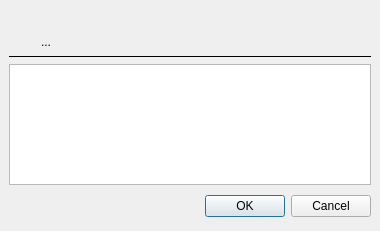
First picture: the form in libs/seiscomp/gui/datamodel/originlocatorview_comment.ui, repository SeisComP/common, before the edit.
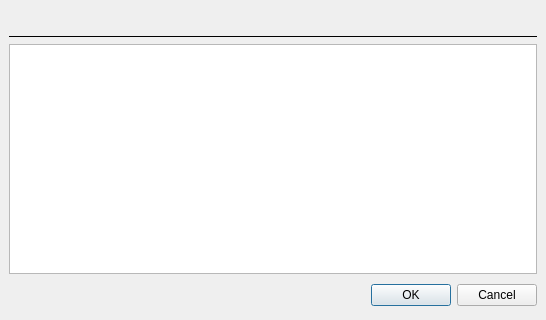
Second picture: the form after the edit. Icons and pictures are not drawn.

Commit message: [gui] Remove operator comment label from comment editor to prevent overflow

Diff of the .ui file:
```diff
--- a/libs/seiscomp/gui/datamodel/originlocatorview_comment.ui
+++ b/libs/seiscomp/gui/datamodel/originlocatorview_comment.ui
@@ -3,41 +3,41 @@
  <comment></comment>
  <exportmacro></exportmacro>
  <class>OriginCommentOptions</class>
- <widget class="QDialog" name="OriginCommentOptions" >
-  <property name="geometry" >
+ <widget class="QDialog" name="OriginCommentOptions">
+  <property name="geometry">
    <rect>
     <x>0</x>
     <y>0</y>
-    <width>380</width>
-    <height>231</height>
+    <width>546</width>
+    <height>320</height>
    </rect>
   </property>
   <property name="windowTitle" >
    <string>Edit comment</string>
   </property>
-  <layout class="QVBoxLayout" >
-   <property name="margin" >
-    <number>9</number>
-   </property>
-   <property name="spacing" >
+  <layout class="QVBoxLayout">
+   <property name="spacing">
     <number>6</number>
    </property>
+   <property name="margin">
+    <number>9</number>
+   </property>
    <item>
-    <layout class="QHBoxLayout" >
-     <property name="margin" >
-      <number>0</number>
-     </property>
-     <property name="spacing" >
+    <layout class="QHBoxLayout">
+     <property name="spacing">
       <number>12</number>
      </property>
+     <property name="margin">
+      <number>0</number>
+     </property>
      <item>
-      <layout class="QVBoxLayout" >
-       <property name="margin" >
-        <number>0</number>
-       </property>
-       <property name="spacing" >
+      <layout class="QVBoxLayout">
+       <property name="spacing">
         <number>6</number>
        </property>
+       <property name="margin">
+        <number>0</number>
+       </property>
        <item>
         <widget class="QLabel" name="labelHeadline" >
          <property name="enabled" >
@@ -81,21 +81,34 @@
       </layout>
      </item>
      <item>
-      <layout class="QVBoxLayout" >
-       <property name="margin" >
+      <layout class="QVBoxLayout">
+       <property name="spacing">
         <number>0</number>
        </property>
-       <property name="spacing" >
-        <number>6</number>
+       <property name="margin">
+        <number>0</number>
        </property>
        <item>
-        <layout class="QHBoxLayout" >
-         <property name="margin" >
-          <number>0</number>
+        <spacer name="verticalSpacerTop">
+         <property name="orientation">
+          <enum>Qt::Vertical</enum>
          </property>
-         <property name="spacing" >
+         <property name="sizeHint" stdset="0">
+          <size>
+           <width>10</width>
+           <height>0</height>
+          </size>
+         </property>
+        </spacer>
+       </item>
+       <item>
+        <layout class="QHBoxLayout">
+         <property name="spacing">
           <number>6</number>
          </property>
+         <property name="margin">
+          <number>0</number>
+         </property>
          <item>
           <widget class="QLabel" name="labelAuthor" >
            <property name="text" >
@@ -126,32 +139,14 @@
         </layout>
        </item>
        <item>
-        <widget class="QLabel" name="labelComment" >
-         <property name="sizePolicy" >
-          <sizepolicy>
-           <hsizetype>5</hsizetype>
-           <vsizetype>5</vsizetype>
-           <horstretch>0</horstretch>
-           <verstretch>0</verstretch>
-          </sizepolicy>
-         </property>
-         <property name="text" >
-          <string>...</string>
-         </property>
-         <property name="wordWrap" >
-          <bool>true</bool>
-         </property>
-        </widget>
-       </item>
-       <item>
-        <spacer>
-         <property name="orientation" >
+        <spacer name="verticalSpacerBottom">
+         <property name="orientation">
           <enum>Qt::Vertical</enum>
          </property>
-         <property name="sizeType" >
+         <property name="sizeType">
           <enum>QSizePolicy::Expanding</enum>
          </property>
-         <property name="sizeHint" >
+         <property name="sizeHint" stdset="0">
           <size>
            <width>10</width>
            <height>0</height>
@@ -174,11 +169,9 @@
     </widget>
    </item>
    <item>
-    <widget class="QTextEdit" name="editComment" >
-     <property name="sizePolicy" >
-      <sizepolicy>
-       <hsizetype>7</hsizetype>
-       <vsizetype>7</vsizetype>
+    <widget class="QTextEdit" name="editComment">
+     <property name="sizePolicy">
+      <sizepolicy hsizetype="Expanding" vsizetype="Expanding">
        <horstretch>0</horstretch>
        <verstretch>1</verstretch>
       </sizepolicy>
@@ -192,19 +185,19 @@
     </widget>
    </item>
    <item>
-    <layout class="QHBoxLayout" >
-     <property name="margin" >
-      <number>0</number>
-     </property>
-     <property name="spacing" >
+    <layout class="QHBoxLayout">
+     <property name="spacing">
       <number>6</number>
      </property>
+     <property name="margin">
+      <number>0</number>
+     </property>
      <item>
       <spacer>
-       <property name="orientation" >
+       <property name="orientation">
         <enum>Qt::Horizontal</enum>
        </property>
-       <property name="sizeHint" >
+       <property name="sizeHint" stdset="0">
         <size>
          <width>131</width>
          <height>31</height>
```
Left out of the diff: 73 changed lines with no effect on the pictures. The commit also changes 1 other file.
